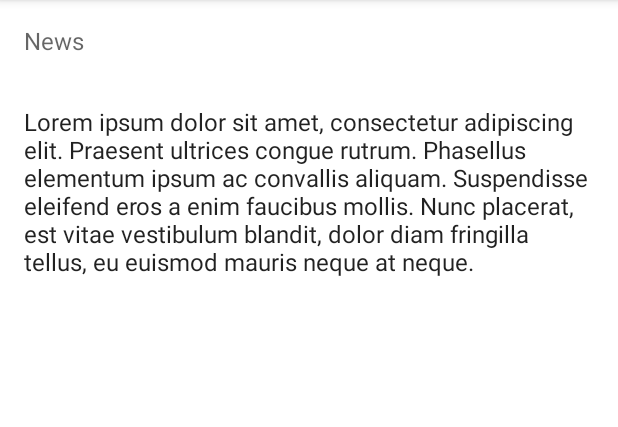
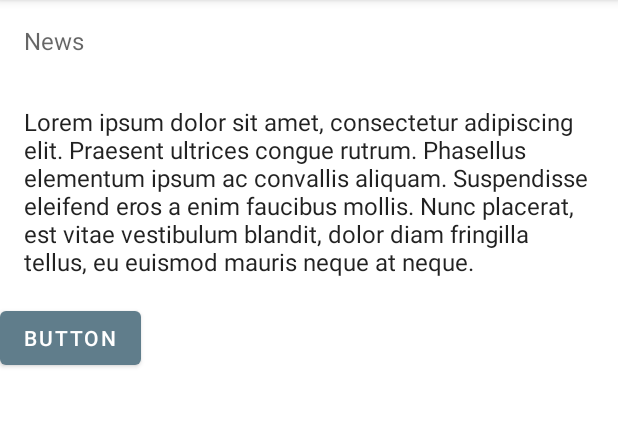
Before and after one commit to queenmanu26/Formation-Android, an Android app: the DetailActivity screen opened directly, with no data from a screen before it, on a phone screen of 412 x 824 dp, the part 84-511 px from its top. Run offline under Robolectric (Android 15) with nearby library versions, the phone set to English and light mode, and no system bars.

Commit message:
ajout du boutton dans activity details

```diff
--- a/app/src/main/res/layout/activity_detail.xml
+++ b/app/src/main/res/layout/activity_detail.xml
@@ -1,12 +1,11 @@
 <?xml version="1.0" encoding="utf-8"?>
 <ScrollView xmlns:android="http://schemas.android.com/apk/res/android"
+    xmlns:tools="http://schemas.android.com/tools"
     android:layout_width="match_parent"
     android:layout_height="match_parent">
 
   <RelativeLayout
-    xmlns:android="http://schemas.android.com/apk/res/android"
-    xmlns:tools="http://schemas.android.com/tools"
-    android:layout_width="match_parent"
+      android:layout_width="match_parent"
     android:layout_height="wrap_content"
     tools:context=".DetailActivity">
 
@@ -43,5 +42,12 @@
         android:layout_below="@+id/newsTitleDetail"
         style="@style/TextAppearance.AppCompat.Subhead" />
 
+    <Button
+        android:id="@+id/button"
+        android:layout_width="wrap_content"
+        android:layout_height="wrap_content"
+        android:layout_below="@+id/subTitleDetail"
+        android:text="Button" />
+
   </RelativeLayout>
 </ScrollView>
```
